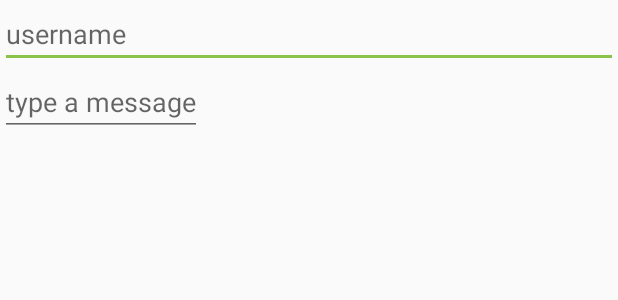
After one commit to pflingstring/pandared-android, an Android app: the layout fragment_create_new_message.xml on its own in the app's theme, with its tools: preview values and no code run, on a phone screen of 412 x 824 dp. The commit adds this screen. Shown: the top 300 px of the screen. Run offline under Robolectric (Android 15) with nearby library versions, the phone set to English and light mode, and no system bars; network calls fail.

Commit message:
add DialogFragment for creating new conversation messages

```diff
--- /dev/null
+++ b/app/src/main/res/layout/fragment_create_new_message.xml
@@ -0,0 +1,22 @@
+<?xml version="1.0" encoding="utf-8"?>
+<LinearLayout
+    xmlns:android="http://schemas.android.com/apk/res/android"
+    android:layout_width="match_parent"
+    android:layout_height="match_parent"
+    android:orientation="vertical"
+    >
+    <EditText
+        android:id="@+id/toUser"
+        android:layout_width="match_parent"
+        android:layout_height="wrap_content"
+        android:lines="1"
+        android:hint="@string/username"
+        />
+    <EditText
+        android:id="@+id/message"
+        android:layout_width="wrap_content"
+        android:layout_height="wrap_content"
+        android:hint="@string/message"
+        />
+
+</LinearLayout>
--- a/app/src/main/res/values/strings.xml
+++ b/app/src/main/res/values/strings.xml
@@ -13,6 +13,7 @@
 
     <!--DisplayConversation-->
     <string name="send">Send</string>
+    <string name="cancel">Cancel</string>
     <string name="message">type a message</string>
 
 
```
Also changed, not shown: app/src/main/java/red/panda/activities/ConversationActivity.java (+4 -8 lines), app/src/main/java/red/panda/activities/fragments/CreateNewMessageDialogFragment.java (added, +112 -0 lines), app/src/main/java/red/panda/requests/UserRequest.java (added, +29 -0 lines).
